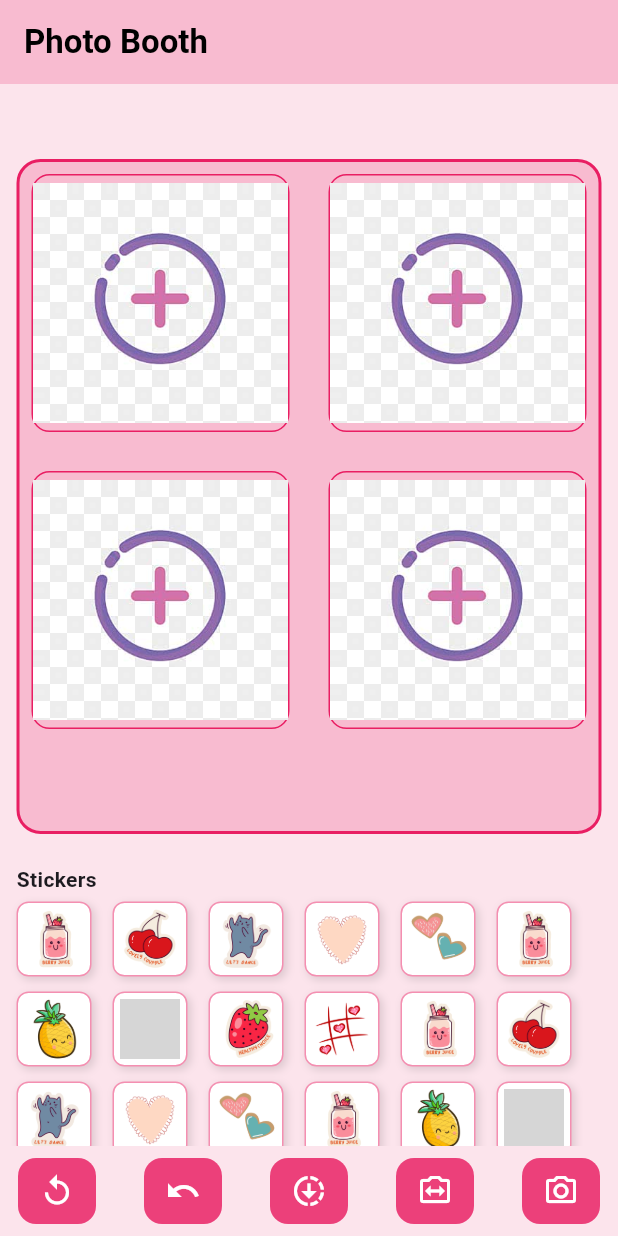
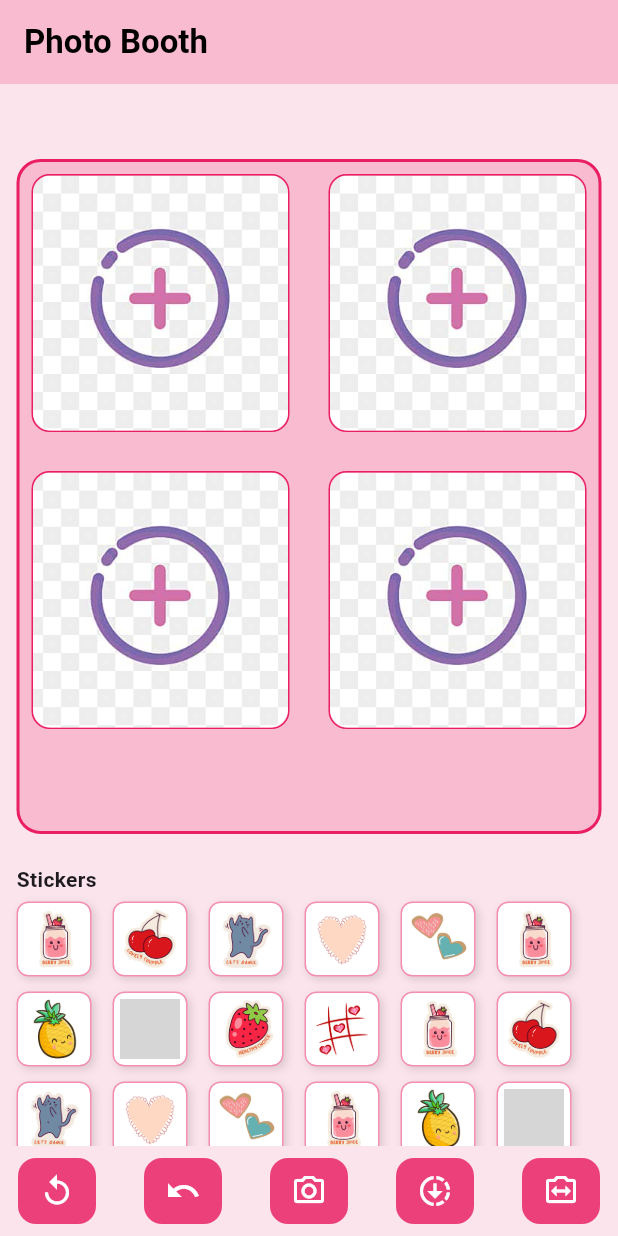
Before and after one commit to ruby222001/photobooth, a Flutter app: the screen it shows after launch, on a phone screen of 412 x 824 dp. Run offline on Flutter 3.47's test engine with Material 3 defaults, Android fonts, the phone set to English and light mode, and no system bars; drawn by our look-alikes of screenshot; our stand-ins replace camera, device_info_plus, gallery_saver, get, permission_handler; grey boxes are pictures that could not be loaded.

Commit message:
minor changes

```diff
--- a/lib/controller/controller.dart
+++ b/lib/controller/controller.dart
@@ -138,6 +138,8 @@ class PhotoController extends GetxController {
   void clearAll() {
     images.value = [null, null, null, null];
     activeSlot.value = 0;
+    stickers.clear();
+    stickerHistory.clear();
   }
 
   Future<bool> requestStoragePermission() async {
--- a/lib/pages/home_page.dart
+++ b/lib/pages/home_page.dart
@@ -67,6 +67,11 @@ class HomePage extends StatelessWidget {
                   onTap: () => controller.undoSticker(),
                 ),
                 BottomActionButton(
+                  icon: Icons.camera_alt_outlined,
+                  color: Colors.pink.shade400,
+                  onTap: () async => await controller.takePhotoSequence(),
+                ),
+                BottomActionButton(
                   icon: Icons.downloading_sharp,
                   color: Colors.pink.shade400,
                   onTap: () async => await controller.downloadPhoto(),
@@ -75,11 +80,6 @@ class HomePage extends StatelessWidget {
                   icon: Icons.switch_camera_outlined,
                   color: Colors.pink.shade400,
                   onTap: () async => await controller.switchCamera(),
-                ),
-                BottomActionButton(
-                  icon: Icons.camera_alt_outlined,
-                  color: Colors.pink.shade400,
-                  onTap: () async => await controller.takePhotoSequence(),
                 ),
               ],
             ),
@@ -132,15 +132,23 @@ class HomePage extends StatelessWidget {
                                     borderRadius: BorderRadius.circular(12),
                                     border: Border.all(color: Colors.pink),
                                   ),
-                                  child: image != null
-                                      ? ClipRRect(
-                                          borderRadius:
-                                              BorderRadius.circular(12),
-                                          child: Image.file(image,
-                                              fit: BoxFit.cover),
-                                        )
-                                      : Center(
-                                          child: Image.asset("assets/add.jpg")),
+                                  child: ClipRRect(
+                                    borderRadius: BorderRadius.circular(12),
+                                    child: image != null
+                                        ? Image.file(image,
+                                            fit: BoxFit.cover) // Captured image
+                                        : (controller.cameraController !=
+                                                    null &&
+                                                controller.cameraController!
+                                                    .value.isInitialized &&
+                                                controller.activeSlot.value ==
+                                                    index
+                                            ? CameraPreview(controller
+                                                .cameraController!) // live camera
+                                            : Image.asset("assets/add.jpg",
+                                                fit: BoxFit
+                                                    .cover)), // placeholder
+                                  ),
                                 ),
                               );
                             },
```
